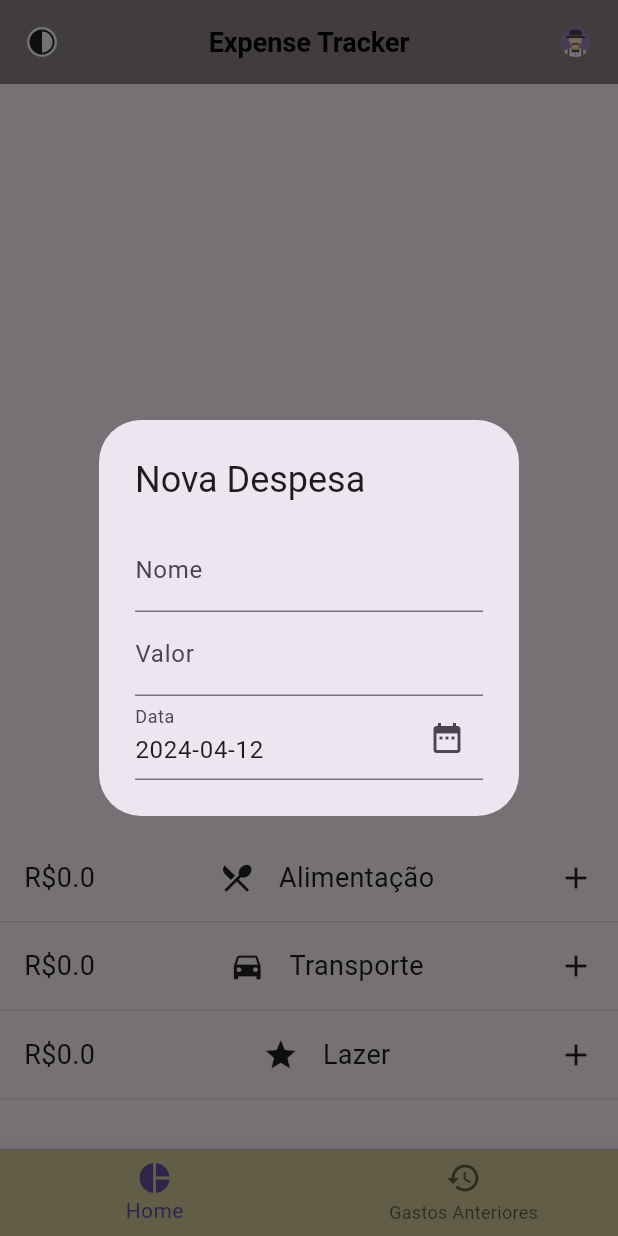
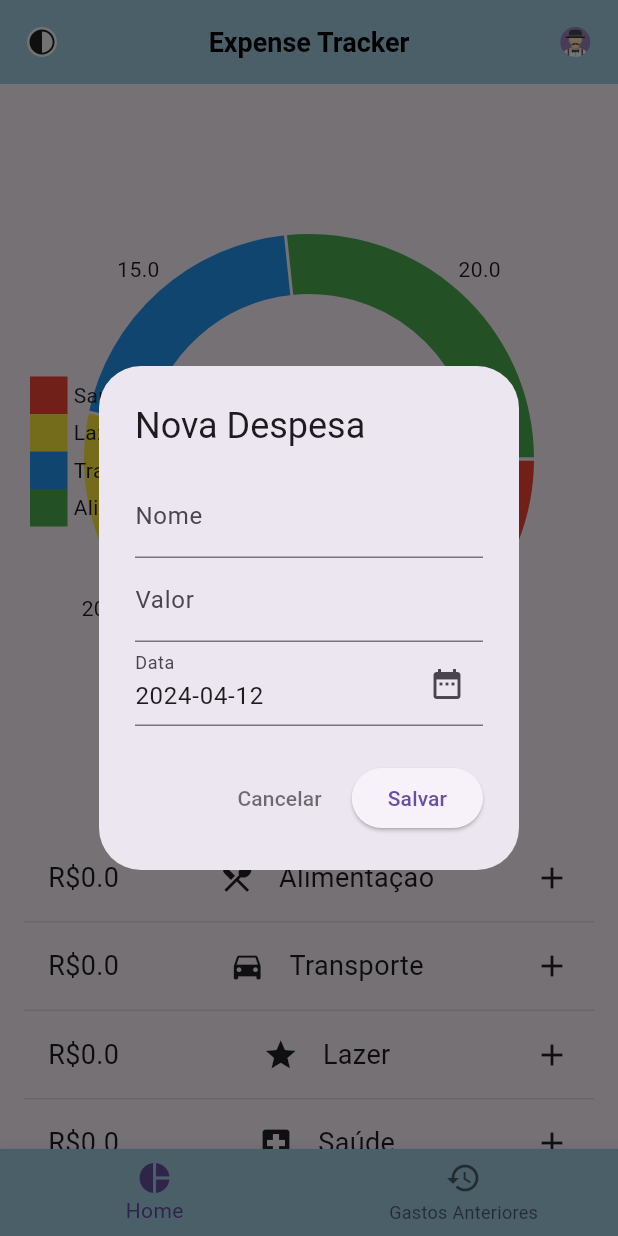
Before and after one commit to murilo-l1/projeto-disp-moveis, a Flutter app: the screen it shows after launch, after a tap on an icon or button, on a phone screen of 412 x 824 dp. Run offline on Flutter 3.47's test engine with Material 3 defaults, Android fonts, the phone set to English and light mode, and no system bars; drawn by our look-alikes of fl_chart; our stand-ins replace flutter_svg, isar; accounts and stored records are empty.

Commit message:
implemented pieChart

```diff
--- a/expense_tracker/lib/pages/historical.dart
+++ b/expense_tracker/lib/pages/historical.dart
@@ -13,3 +13,7 @@ class HistoricalPage extends StatelessWidget {
     );
   }
 }
+
+//criar um grafico de barras com 12 barras, uma para cada mes do ano
+
+//criar um historico scrollavel com apenas um item por hora como exemplo
--- a/expense_tracker/lib/pages/home.dart
+++ b/expense_tracker/lib/pages/home.dart
@@ -1,7 +1,9 @@
-import 'dart:js';
 import 'package:expense_tracker/pages/historical.dart';
 import 'package:flutter/material.dart';
 import 'package:flutter_svg/flutter_svg.dart';
+import 'package:fl_chart/fl_chart.dart';
+import 'package:expense_tracker/charts/pie_chart.dart';
+
 
 class HomePage extends StatelessWidget {
   const HomePage({Key? key});
@@ -10,9 +12,23 @@ class HomePage extends StatelessWidget {
   Widget build(BuildContext context) {
     return Scaffold(
       appBar: buildAppBar(context),
-      // alterar Padding para ajustar a distancia depois que eu colocar o grafico!
-      body: Padding(
-        padding: const EdgeInsets.only(top: 500, bottom: 20), // Ajuste a quantidade conforme necessário
+      body: Stack(
+        children: [
+          // Pie Chart Widget
+          Positioned(
+            top: 100,
+            right: 0,
+            left: 0,
+            height: 300, // Adjust height as needed
+            child: Container(
+               child: _PieChart(),
+            ),
+          ),
+          // ListView
+          Positioned.fill(
+            top: 500, // Adjust top position to leave space for the pie chart
+            child: Padding(
+              padding: const EdgeInsets.symmetric(horizontal: 16.0), // Adjust padding as needed
               child: ListView(
                 shrinkWrap: true,
                 children: [
@@ -22,6 +38,9 @@ class HomePage extends StatelessWidget {
                   ExpenseItem(category: 'Saúde'),
                 ],
               ),
+            ),
+          ),
+        ],
       ),
       bottomNavigationBar: buildBottomNavigationBar(context),
     );
@@ -36,13 +55,14 @@ AppBar buildAppBar(BuildContext context) {
       style: TextStyle(
           color: Colors.black, fontSize: 18, fontWeight: FontWeight.bold),
     ),
-    backgroundColor: const Color.fromARGB(255, 143, 132, 132),
+    backgroundColor: const Color.fromARGB(255, 161, 206, 227),
     elevation: 0.0,
     centerTitle: true,
     // definindo um detector de acoes ocorridas dentro da AppBar com suporte para adicao de metodos em cada interacao com um componente
     leading: GestureDetector(
       onTap: () {
-        // switch pro dark mode
+        print('Switch Theme');
+        // logica para trocar o tema do app vem aqui
         },
       child: Container(
         margin: const EdgeInsets.all(18),
@@ -58,11 +78,10 @@ AppBar buildAppBar(BuildContext context) {
             borderRadius: BorderRadius.circular(10)),
       ),
     ),
-    // aqui as acoes sao definidas em formato de lista
     actions: [
       GestureDetector(
         onTap: () {
-          // acoes a serem executadas ao clicar no icone de perfil
+          //print('Profile');
         },
         child: Container(
           margin: const EdgeInsets.all(10),
@@ -79,7 +98,8 @@ AppBar buildAppBar(BuildContext context) {
   );
 }
 
-// quando o usario for inserir numa nova despesa, ele deve clicar no botao que chama esse metodo
+
+// quando o usario for inserir numa nova despesa, essa funcao sera chamada
 void openExpenseBox(BuildContext context) {
   // Variáveis para armazenar os valores inseridos pelo usuário
   String expenseName = '';
@@ -146,6 +166,24 @@ void openExpenseBox(BuildContext context) {
           );
         },
       ),
+      actions: [
+        TextButton(
+          onPressed: () {
+            Navigator.of(context).pop(); // Fechar o AlertDialog somente, sem salvar infos
+          },
+          child: Text(
+            'Cancelar',
+            style: TextStyle(color: Colors.black54), // Texto mais opaco para o botão cancelar
+          ),
+        ),
+        ElevatedButton(
+          onPressed: () {
+            // Lógica para salvar os dados vem aqui posteriormente
+            Navigator.of(context).pop();
+          },
+          child: Text('Salvar'),
+        ),
+      ],
     ),
   );
 }
@@ -191,11 +229,10 @@ class ExpenseItem extends StatelessWidget {
   }
 }
 
-
 Icon getCategoryIcon(String category) {
   switch (category) {
     case 'Lazer':
-      return Icon(Icons.star); // Change the icon as per your preference
+      return Icon(Icons.star);
     case 'Saúde':
       return Icon(Icons.local_hospital);
     case 'Transporte':
@@ -210,7 +247,7 @@ Icon getCategoryIcon(String category) {
 // esse método cria a barra de navegação inferior, usado para navegar entre telas (Home e Histórico)
 BottomNavigationBar buildBottomNavigationBar(BuildContext context) {
   return BottomNavigationBar(
-    backgroundColor: Color.fromARGB(255, 213, 203, 155),
+    backgroundColor: const Color.fromARGB(255, 161, 206, 227),
     items: const <BottomNavigationBarItem>[
       BottomNavigationBarItem(
         icon: Icon(Icons.pie_chart_sharp),
@@ -236,3 +273,95 @@ BottomNavigationBar buildBottomNavigationBar(BuildContext context) {
     },
   );
 }
+
+// gráfico de pizza das despesas
+class _PieChart extends StatelessWidget {
+   _PieChart();
+
+  @override
+  Widget build(BuildContext context) {
+    return Stack(
+      alignment: Alignment.center,
+      children: [
+        Text(
+          'Despesas',
+          style: TextStyle(fontSize: 18.0),
+        ),
+        // Pie Chart
+        PieChart(
+          swapAnimationDuration: Duration(milliseconds: 750),
+          swapAnimationCurve: Curves.easeInOut,
+          PieChartData(
+            sections: [
+              // saúde
+              PieChartSectionData(
+                value: 20, // esses valores serao mudados pela soma total na parte 2
+                color: Colors.red,
+                titlePositionPercentageOffset: 1.5
+               ),
+              // lazer
+              PieChartSectionData(
+                value: 20,
+                color: Colors.yellow,
+                titlePositionPercentageOffset: 1.5
+                ),
+              // transporte
+              PieChartSectionData(
+                value: 15,
+                color: Colors.blue,
+                titlePositionPercentageOffset: 1.5
+              ),
+              // alimentação
+              PieChartSectionData(
+                value: 20,
+                color: Colors.green,
+                titlePositionPercentageOffset: 1.5
+                ),
+            ],
+          ),
+        ),
+        // Legend
+        Positioned(
+          left: 20,
+          top: 0,
+          bottom: 10,
+          child: Column(
+            mainAxisAlignment: MainAxisAlignment.center,
+            crossAxisAlignment: CrossAxisAlignment.start,
+            children: [
+              // Legend items
+              LegendItem(color: Colors.red, title: 'Saúde'),
+              LegendItem(color: Colors.yellow, title: 'Lazer'),
+              LegendItem(color: Colors.blue, title: 'Transporte'),
+              LegendItem(color: Colors.green, title: 'Alimentação'),
+            ],
+          ),
+        ),
+      ],
+    );
+  }
+}
+
+// Widget for Legend Item
+class LegendItem extends StatelessWidget {
+  final Color color;
+  final String title;
+
+  const LegendItem({Key? key, required this.color, required this.title})
+      : super(key: key);
+
+  @override
+  Widget build(BuildContext context) {
+    return Row(
+      children: [
+        Container(
+          width: 25,
+          height: 25,
+          color: color,
+        ),
+        SizedBox(width: 4),
+        Text(title),
+      ],
+    );
+  }
+}
--- a/expense_tracker/pubspec.yaml
+++ b/expense_tracker/pubspec.yaml
@@ -38,6 +38,7 @@ dependencies:
   isar: ^3.1.0+1
   isar_flutter_libs: ^3.1.0+1
   path_provider: ^2.1.2
+  fl_chart: ^0.63.0
 
 dev_dependencies:
   flutter_test:
@@ -51,7 +52,7 @@ dev_dependencies:
   flutter_lints: ^3.0.0
   isar_generator: ^3.1.0+1
   build_runner: ^2.4.9
-  flutter_svg: ^1.1.6
+  flutter_svg: ^2.0.10+1
 
 # For information on the generic Dart part of this file, see the
 # following page: https://dart.dev/tools/pub/pubspec
```
Also changed, not shown: expense_tracker/lib/charts/pie_chart.dart (added, +94 -0 lines), expense_tracker/pubspec.lock. Lines whose indentation alone changed are shown as unchanged.
